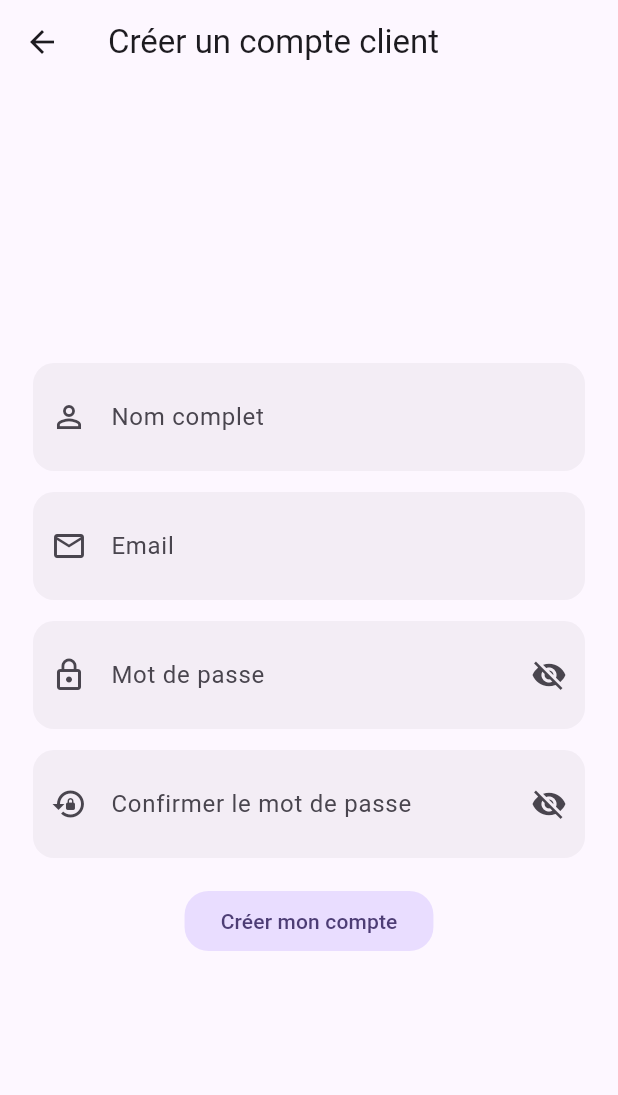
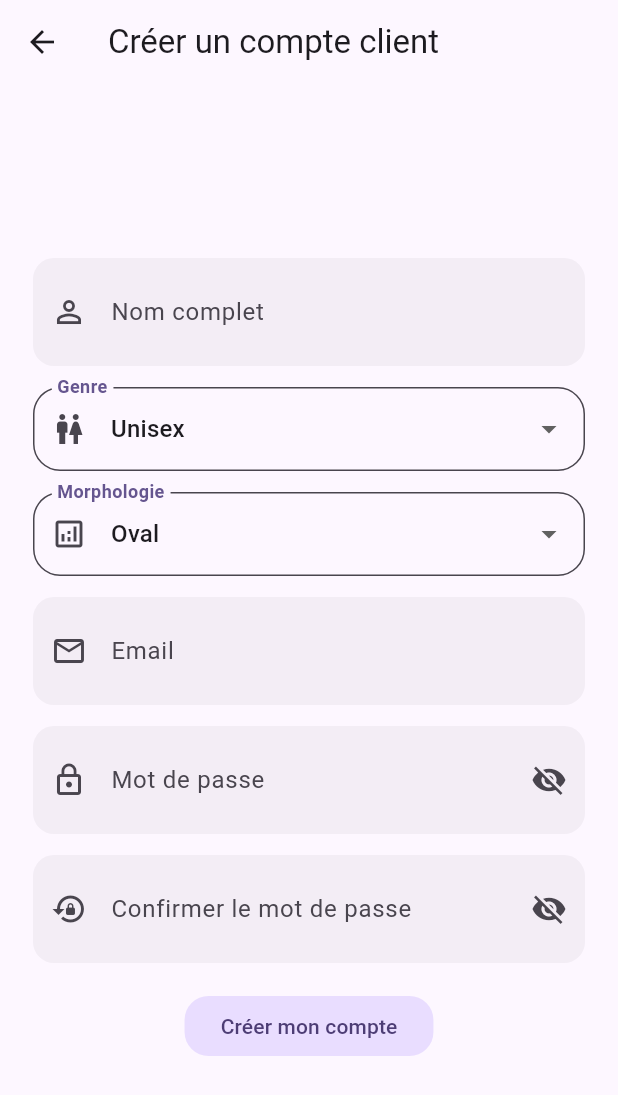
Before and after one commit to naderbenmimoun/mobile_esprit, a Flutter app: the screen it shows after launch, after a tap on "Créer un compte client", on a phone screen of 412 x 824 dp. Shown: the top 1095 px of the screen. Run offline on Flutter 3.47's test engine with Material 3 defaults, Android fonts, the phone set to English and light mode, and no system bars; our stand-ins replace sqflite; accounts and stored records are empty.

Commit message:
Message du commit

```diff
--- a/lib/models/user.dart
+++ b/lib/models/user.dart
@@ -5,6 +5,8 @@ class AppUser {
   final String passwordHash; // SHA-256
   final String role; // 'admin' | 'client'
   final String? imageUrl;
+  final String gender; // 'Male' | 'Female' | 'Unisex'
+  final String morphology; // 'Oval' | 'Rectangle' | 'Triangle' | 'Hourglass' | 'Pear'
 
   const AppUser({
     this.id,
@@ -13,6 +15,8 @@ class AppUser {
     required this.passwordHash,
     required this.role,
     this.imageUrl,
+    required this.gender,
+    required this.morphology,
   });
 
   AppUser copyWith({
@@ -22,6 +26,8 @@ class AppUser {
     String? passwordHash,
     String? role,
     String? imageUrl,
+    String? gender,
+    String? morphology,
   }) {
     return AppUser(
       id: id ?? this.id,
@@ -30,6 +36,8 @@ class AppUser {
       passwordHash: passwordHash ?? this.passwordHash,
       role: role ?? this.role,
       imageUrl: imageUrl ?? this.imageUrl,
+      gender: gender ?? this.gender,
+      morphology: morphology ?? this.morphology,
     );
   }
 
@@ -41,6 +49,8 @@ class AppUser {
       'password_hash': passwordHash,
       'role': role,
       'image_url': imageUrl,
+      'gender': gender,
+      'morphology': morphology,
     };
   }
 
@@ -52,6 +62,8 @@ class AppUser {
       passwordHash: map['password_hash'] as String,
       role: map['role'] as String,
       imageUrl: map['image_url'] as String?,
+      gender: (map['gender'] as String?) ?? 'Unisex',
+      morphology: (map['morphology'] as String?) ?? 'Oval',
     );
   }
 }
--- a/lib/pages/login_page.dart
+++ b/lib/pages/login_page.dart
@@ -9,6 +9,7 @@ import 'signup_page.dart';
 import 'admin_dashboard.dart';
 import 'client_home.dart';
 import '../services/auth_service.dart';
+import 'forgot_password_page.dart';
 
 // NOTE: Login UI unchanged; build error is unrelated (filesystem path issue on host).
 // Move project or fix user directory before expecting successful build.
@@ -90,10 +91,7 @@ class _LoginPageState extends State<LoginPage>
     }
   }
 
-  void _fillAdmin() {
-    _email.text = AuthService.adminEmail;
-    _pass.text = AuthService.adminPassword;
-  }
+
 
   @override
   Widget build(BuildContext context) {
@@ -293,6 +291,18 @@ class _LoginPageState extends State<LoginPage>
                                           ),
                                         ),
                                       ),
+                                      Align(
+                                        alignment: Alignment.centerLeft,
+                                        child: TextButton(
+                                          onPressed: () {
+                                            AppRouter.pushSlide(
+                                              context,
+                                              const ForgotPasswordPage(),
+                                            );
+                                          },
+                                          child: const Text('Mot de passe oublié ?'),
+                                        ),
+                                      ),
                                       const SizedBox(height: 24),
                                       AnimatedContainer(
                                         duration: const Duration(
@@ -344,16 +354,6 @@ class _LoginPageState extends State<LoginPage>
                                         ),
                                       ),
                                       const SizedBox(height: 12),
-                                      FilledButton.tonal(
-                                        onPressed: _fillAdmin,
-                                        child: const Text(
-                                          'Utiliser compte admin (test)',
-                                        ),
-                                      ),
-                                      const SizedBox(height: 8),
-                                      const Text(
-                                        'Si vous voyez "Utilisateur introuvable", utilisez le bouton admin ou créez un compte client.',
-                                      ),
                                     ],
                                   ),
                                 ),
--- a/lib/pages/signup_page.dart
+++ b/lib/pages/signup_page.dart
@@ -19,6 +19,8 @@ class _SignupPageState extends State<SignupPage> {
   final _pass = TextEditingController();
   final _confirm = TextEditingController();
   final _formKey = GlobalKey<FormState>();
+  String _gender = 'Unisex';
+  String _morphology = 'Oval';
 
   @override
   void dispose() {
@@ -39,6 +41,8 @@ class _SignupPageState extends State<SignupPage> {
         name: _name.text,
         email: _email.text,
         password: _pass.text,
+        gender: _gender,
+        morphology: _morphology,
       );
       if (!mounted) {
         return;
@@ -77,6 +81,42 @@ class _SignupPageState extends State<SignupPage> {
                         icon: Icons.person_outline,
                         validator: (v) => (v == null || v.trim().length < 2)
                             ? 'Nom trop court'
+                            : null,
+                      ),
+                      const SizedBox(height: 14),
+                      DropdownButtonFormField<String>(
+                        value: _gender,
+                        decoration: const InputDecoration(
+                          labelText: 'Genre',
+                          prefixIcon: Icon(Icons.wc_outlined),
+                        ),
+                        items: const [
+                          DropdownMenuItem(value: 'Male', child: Text('Male')),
+                          DropdownMenuItem(value: 'Female', child: Text('Female')),
+                          DropdownMenuItem(value: 'Unisex', child: Text('Unisex')),
+                        ],
+                        onChanged: (v) => setState(() => _gender = v ?? 'Unisex'),
+                        validator: (v) => (v == null || v.isEmpty)
+                            ? 'Genre requis'
+                            : null,
+                      ),
+                      const SizedBox(height: 14),
+                      DropdownButtonFormField<String>(
+                        value: _morphology,
+                        decoration: const InputDecoration(
+                          labelText: 'Morphologie',
+                          prefixIcon: Icon(Icons.analytics_outlined),
+                        ),
+                        items: const [
+                          DropdownMenuItem(value: 'Oval', child: Text('Oval')),
+                          DropdownMenuItem(value: 'Rectangle', child: Text('Rectangle')),
+                          DropdownMenuItem(value: 'Triangle', child: Text('Triangle')),
+                          DropdownMenuItem(value: 'Hourglass', child: Text('Hourglass')),
+                          DropdownMenuItem(value: 'Pear', child: Text('Pear')),
+                        ],
+                        onChanged: (v) => setState(() => _morphology = v ?? 'Oval'),
+                        validator: (v) => (v == null || v.isEmpty)
+                            ? 'Morphologie requise'
                             : null,
                       ),
                       const SizedBox(height: 14),
--- a/lib/services/db_service.dart
+++ b/lib/services/db_service.dart
@@ -9,7 +9,7 @@ class DBService {
   static final DBService instance = DBService._();
 
   static const _dbName = 'gestion_user.db';
-  static const _dbVersion = 1;
+  static const _dbVersion = 2;
   Database? _db;
 
   Future<Database> get database async {
@@ -32,9 +32,19 @@ class DBService {
             email TEXT NOT NULL UNIQUE,
             password_hash TEXT NOT NULL,
             role TEXT NOT NULL CHECK (role IN ('admin','client')),
-            image_url TEXT
+            image_url TEXT,
+            gender TEXT NOT NULL DEFAULT 'Unisex',
+            morphology TEXT NOT NULL DEFAULT 'Oval'
           );
         ''');
+      },
+      onUpgrade: (db, oldVersion, newVersion) async {
+        if (oldVersion < 2) {
+          await db.execute(
+              "ALTER TABLE users ADD COLUMN gender TEXT NOT NULL DEFAULT 'Unisex'");
+          await db.execute(
+              "ALTER TABLE users ADD COLUMN morphology TEXT NOT NULL DEFAULT 'Oval'");
+        }
       },
       onOpen: (db) async {
         // Ensure admin exists
@@ -61,6 +71,8 @@ class DBService {
         passwordHash: defaultHash,
         role: 'admin',
         imageUrl: null,
+        gender: 'Unisex',
+        morphology: 'Oval',
       );
       await insertUser(admin, dbOverride: db);
     }
@@ -81,6 +93,8 @@ class DBService {
         passwordHash: defaultHash,
         role: 'admin',
         imageUrl: null,
+        gender: 'Unisex',
+        morphology: 'Oval',
       );
       await insertUser(admin2, dbOverride: db);
     }
@@ -102,6 +116,8 @@ class DBService {
         passwordHash: hash,
         role: 'admin',
         imageUrl: null,
+        gender: 'Unisex',
+        morphology: 'Oval',
       );
       await insertUser(admin3, dbOverride: db);
     }
```
Also changed, not shown: lib/pages/forgot_password_page.dart (added, +97 -0 lines), lib/pages/reset_password_page.dart (added, +99 -0 lines), lib/pages/verify_code_page.dart (added, +99 -0 lines), lib/services/auth_service.dart (+79 -0 lines).
